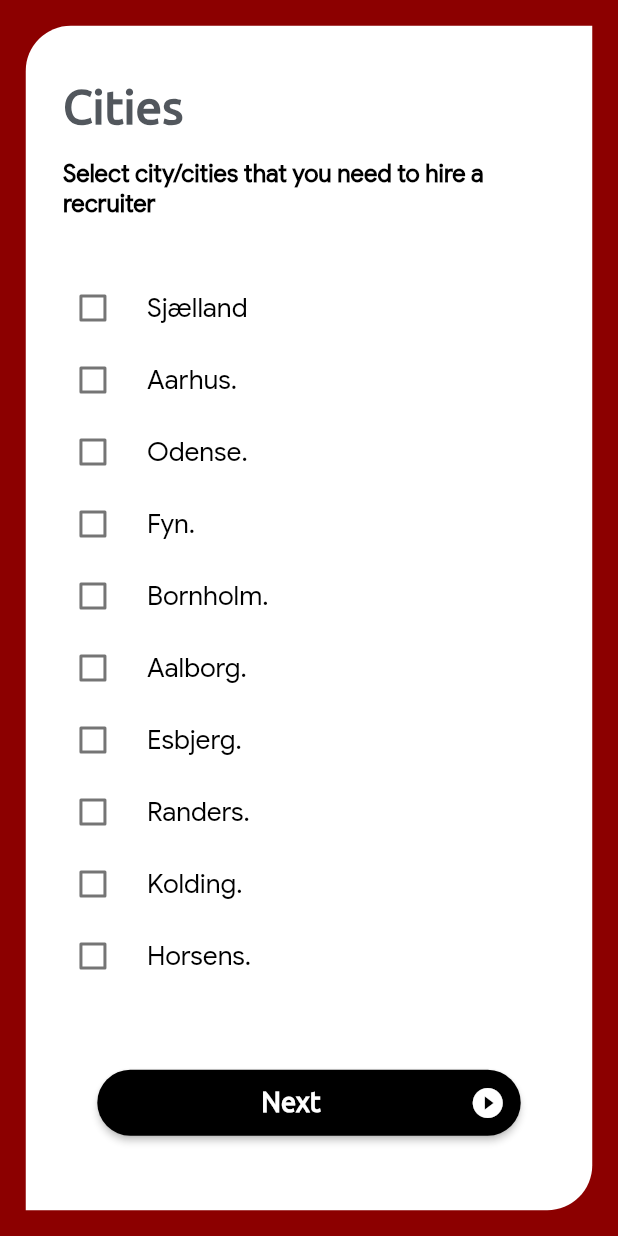
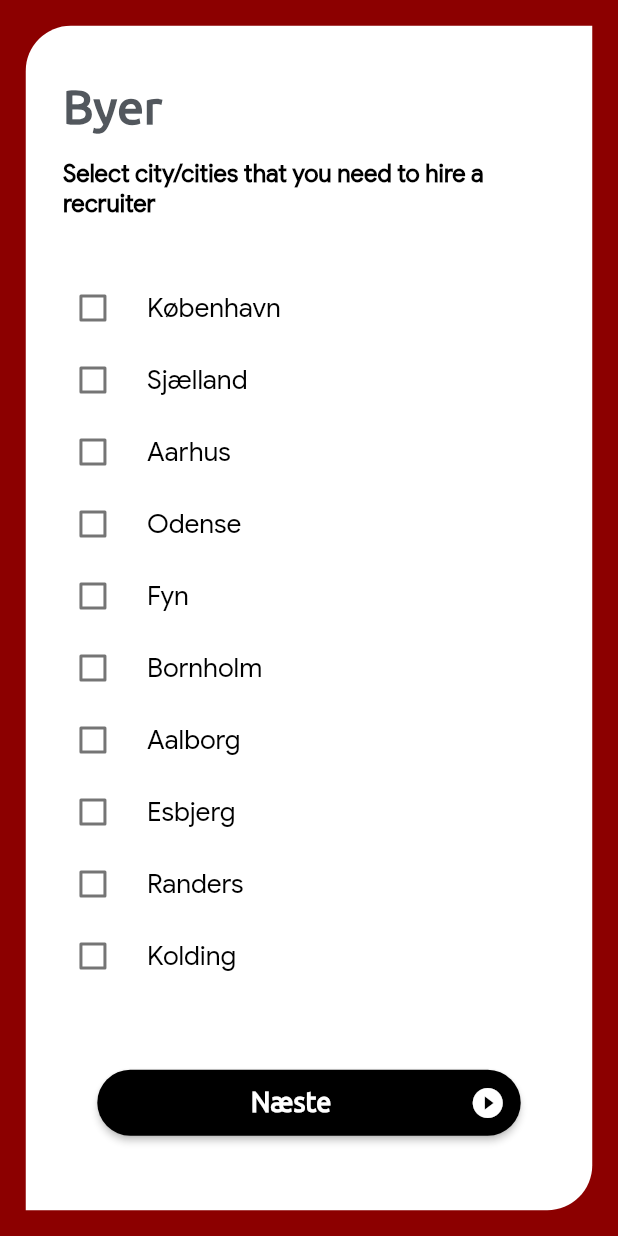
Before and after one commit to dnadawa/Findmee, a Flutter app: the Cities screen opened directly, on a phone screen of 412 x 824 dp. Run offline on Flutter 3.47's test engine with Material 2 defaults, Android fonts, the light colour scheme and no system bars; our stand-ins replace cached_network_image, cloud_firestore, firebase_auth, firebase_core, firebase_storage, flutter_dotenv and 7 more; missing offline and left inert: mailer, onesignal_flutter, simple_fontellico_progress_dialog; accounts and stored records are empty.

Commit message:
Add danish translations

```diff
--- a/lib/data.dart
+++ b/lib/data.dart
@@ -16,22 +16,23 @@ class Data{
     {'category': 'Atu. Kloakarbejde' , 'selected': false},
     {'category': 'Elektriker' , 'selected': false},
     {'category': 'Tømrer' , 'selected': false},
-    {'category': 'arbejdsmand' , 'selected': false},
+    {'category': 'Arbejdsmand' , 'selected': false},
     {'category': 'Maler' , 'selected': false},
   ];
 
 
   final List cities = [
+    {'city': 'København' , 'selected': false},
     {'city': 'Sjælland' , 'selected': false},
-    {'city': 'Aarhus.' , 'selected': false},
-    {'city': 'Odense.' , 'selected': false},
-    {'city': 'Fyn.' , 'selected': false},
-    {'city': 'Bornholm.' , 'selected': false},
-    {'city': 'Aalborg.' , 'selected': false},
-    {'city': 'Esbjerg.' , 'selected': false},
-    {'city': 'Randers.' , 'selected': false},
-    {'city': 'Kolding.' , 'selected': false},
-    {'city': 'Horsens.' , 'selected': false},
+    {'city': 'Aarhus' , 'selected': false},
+    {'city': 'Odense' , 'selected': false},
+    {'city': 'Fyn' , 'selected': false},
+    {'city': 'Bornholm' , 'selected': false},
+    {'city': 'Aalborg' , 'selected': false},
+    {'city': 'Esbjerg' , 'selected': false},
+    {'city': 'Randers' , 'selected': false},
+    {'city': 'Kolding' , 'selected': false},
+    {'city': 'Horsens' , 'selected': false},
   ];
 
   String getDay(String weekday){
--- a/lib/screens/be-a-recruit/approvalRecruit.dart
+++ b/lib/screens/be-a-recruit/approvalRecruit.dart
@@ -62,7 +62,7 @@ class _ApprovalState extends State<Approval> {
                     SizedBox(height: ScreenUtil().setHeight(30),),
                     Align(
                         alignment: Alignment.topLeft,
-                        child: CustomText(text: 'Approval',size: ScreenUtil().setSp(90),align: TextAlign.start,color: Color(0xff52575D))),
+                        child: CustomText(text: 'Godkendelse',size: ScreenUtil().setSp(90),align: TextAlign.start,color: Color(0xff52575D))),
                     SizedBox(height: ScreenUtil().setHeight(150),),
 
                     Container(
@@ -73,7 +73,7 @@ class _ApprovalState extends State<Approval> {
                     SizedBox(height: ScreenUtil().setHeight(100),),
 
                     CustomText(
-                      text: status=='pending'?'Waiting for Approval':status=='ban'?'Your account is banned':'Your account approved',
+                      text: status=='pending'?'Venter på godkendelse':status=='ban'?'Din profil er ikke godkendt.':'Din profil er godkendt.',
                       font: 'ComicSans',
                       size: ScreenUtil().setSp(60),
                       isBold: false,
@@ -83,7 +83,7 @@ class _ApprovalState extends State<Approval> {
                       Padding(
                         padding: EdgeInsets.only(top: ScreenUtil().setHeight(200)),
                         child: Button(
-                          text: 'Create a new account',
+                          text: 'Opret en ny konto',
                           onclick: () async {
                             SharedPreferences prefs = await SharedPreferences.getInstance();
                             prefs.remove('data');
@@ -95,7 +95,7 @@ class _ApprovalState extends State<Approval> {
                       Padding(
                         padding: EdgeInsets.only(top: ScreenUtil().setHeight(200)),
                         child: Button(
-                          text: 'Next',
+                          text: 'Næste',
                           onclick: () async {
                             Navigator.push(
                               context,
--- a/lib/screens/be-a-recruit/offers.dart
+++ b/lib/screens/be-a-recruit/offers.dart
@@ -159,7 +159,7 @@ class _OffersState extends State<Offers> {
                                   absorbing: true,
                                   child: MultiSelectChipField(
                                     title: Text(
-                                      'Category/Categories',
+                                      'Kategori / Kategorier',
                                       style: TextStyle(
                                           color: Colors.white,
                                           fontWeight: FontWeight.bold
@@ -185,7 +185,7 @@ class _OffersState extends State<Offers> {
                                   absorbing: true,
                                   child: MultiSelectChipField(
                                     title: Text(
-                                      'City/Cities',
+                                      'By / Byer',
                                       style: TextStyle(
                                         color: Colors.white,
                                         fontWeight: FontWeight.bold,
@@ -224,7 +224,7 @@ class _OffersState extends State<Offers> {
                                         ),
                                         child: Padding(
                                           padding: EdgeInsets.all(ScreenUtil().setHeight(25)),
-                                          child: CustomText(text: 'Available Working Days & Shifts',color: Colors.white,align: TextAlign.start,size: ScreenUtil().setSp(45),),
+                                          child: CustomText(text: 'Ledige arbejdsdage og tider',color: Colors.white,align: TextAlign.start,size: ScreenUtil().setSp(45),),
                                         ),
                                       ),
 
@@ -267,7 +267,7 @@ class _OffersState extends State<Offers> {
                                                         ),
                                                         child: Padding(
                                                           padding: EdgeInsets.all(ScreenUtil().setHeight(20)),
-                                                          child: CustomText(text: shift=='mor'?'Morning':shift=='eve'?'Evening':'Night',font: 'GoogleSans',isBold: false,size: ScreenUtil().setSp(40),align: TextAlign.start,),
+                                                          child: CustomText(text: shift=='mor'?'Morgen':shift=='eve'?'Eftermiddag':'Nat',font: 'GoogleSans',isBold: false,size: ScreenUtil().setSp(40),align: TextAlign.start,),
                                                         ),
                                                       ),
                                                     ),
--- a/lib/screens/book-a-recruit/categories.dart
+++ b/lib/screens/book-a-recruit/categories.dart
@@ -44,9 +44,9 @@ class _CategoriesState extends State<Categories> {
                 mainAxisAlignment: MainAxisAlignment.center,
                 children: <Widget>[
                   SizedBox(height: ScreenUtil().setHeight(30),),
-                  CustomText(text: 'Categories',size: ScreenUtil().setSp(90),align: TextAlign.start,color: Color(0xff52575D)),
+                  CustomText(text: 'Kategorier',size: ScreenUtil().setSp(90),align: TextAlign.start,color: Color(0xff52575D)),
                   SizedBox(height: ScreenUtil().setHeight(50),),
-                  CustomText(text: 'Select category/categories that you need to hire a recruiter',size: ScreenUtil().setSp(45),align: TextAlign.start,font: 'GoogleSans',),
+                  CustomText(text: 'Vælg kategorier, du har brug for for at ansætte en vikar:',size: ScreenUtil().setSp(45),align: TextAlign.start,font: 'GoogleSans',),
                   SizedBox(height: ScreenUtil().setHeight(100),),
 
                   Expanded(
@@ -74,7 +74,7 @@ class _CategoriesState extends State<Categories> {
 
                   Padding(
                     padding: EdgeInsets.all(ScreenUtil().setWidth(60)),
-                    child: Button(text: 'Next',onclick: () async {
+                    child: Button(text: 'Næste',onclick: () async {
                       SharedPreferences prefs = await SharedPreferences.getInstance();
 
                       List<String> selectedCategories = [];
--- a/lib/screens/book-a-recruit/cities.dart
+++ b/lib/screens/book-a-recruit/cities.dart
@@ -44,7 +44,7 @@ class _CitiesState extends State<Cities> {
                 mainAxisAlignment: MainAxisAlignment.center,
                 children: <Widget>[
                   SizedBox(height: ScreenUtil().setHeight(30),),
-                  CustomText(text: 'Cities',size: ScreenUtil().setSp(90),align: TextAlign.start,color: Color(0xff52575D)),
+                  CustomText(text: 'Byer',size: ScreenUtil().setSp(90),align: TextAlign.start,color: Color(0xff52575D)),
                   SizedBox(height: ScreenUtil().setHeight(50),),
                   CustomText(text: 'Select city/cities that you need to hire a recruiter',size: ScreenUtil().setSp(45),align: TextAlign.start,font: 'GoogleSans',),
                   SizedBox(height: ScreenUtil().setHeight(100),),
@@ -74,7 +74,7 @@ class _CitiesState extends State<Cities> {
 
                   Padding(
                     padding: EdgeInsets.all(ScreenUtil().setWidth(60)),
-                    child: Button(text: 'Next',onclick: () async {
+                    child: Button(text: 'Næste',onclick: () async {
                       SharedPreferences prefs = await SharedPreferences.getInstance();
                       List<String> selectedCities = [];
                       for(int i=0;i<cities.length;i++){
--- a/lib/screens/book-a-recruit/profiles.dart
+++ b/lib/screens/book-a-recruit/profiles.dart
@@ -142,7 +142,7 @@ class _ProfilesState extends State<Profiles> {
                                       SizedBox(
                                         height: ScreenUtil().setHeight(90),
                                         child: Button(
-                                          text: 'View my profile',
+                                          text: 'Se min profil',
                                           image: 'viewProfile.png',
                                           padding: 2,
                                           textSize: ScreenUtil().setSp(40),
--- a/lib/screens/welcome.dart
+++ b/lib/screens/welcome.dart
@@ -40,7 +40,7 @@ class Welcome extends StatelessWidget {
                         CupertinoPageRoute(builder: (context) => StepperPage()),
                       );
                     },
-                    text: 'Book a recruit',
+                    text: 'Book vikar',
                     borderRadius: 20,
                     textSize: ScreenUtil().setSp(60),
                     color: Colors.white,
@@ -60,7 +60,7 @@ class Welcome extends StatelessWidget {
                       CupertinoPageRoute(builder: (context) => RecruitStepperPage()),
                     );
                   },
-                  text: 'Be a recruit',
+                  text: 'Bliv vikar',
                   borderRadius: 20,
                   textSize: ScreenUtil().setSp(60),
                   color: Colors.white,
--- a/lib/widgets/buttons.dart
+++ b/lib/widgets/buttons.dart
@@ -31,9 +31,9 @@ class Button extends StatelessWidget {
             padding: EdgeInsets.all(padding),
           ),
           child: Row(
-            mainAxisAlignment: text=='Next'?MainAxisAlignment.spaceBetween:MainAxisAlignment.center,
+            mainAxisAlignment: text=='Næste'?MainAxisAlignment.spaceBetween:MainAxisAlignment.center,
             children: [
-              if(text=='Next')
+              if(text=='Næste')
                 SizedBox.shrink(),
               if(image!=null)
               SizedBox(
@@ -44,7 +44,7 @@ class Button extends StatelessWidget {
               if(image!=null)
                 SizedBox(width: ScreenUtil().setWidth(30),),
               CustomText(text: text,size: textSize,color: textColor,),
-              if(text=='Next')
+              if(text=='Næste')
                 Icon(Icons.play_circle_fill)
             ],
           ),
```
Also changed, not shown: lib/pop-ups/profile-pop-up.dart (+8 -8 lines), lib/pop-ups/recieved-pop-up.dart (+8 -2 lines), lib/screens/be-a-recruit/datesRecruit.dart (+14 -14 lines), lib/screens/be-a-recruit/loginRecruit.dart (+4 -4 lines), lib/screens/be-a-recruit/photosRecruit.dart (+6 -6 lines), lib/screens/be-a-recruit/registerRecruit.dart (+8 -8 lines), lib/screens/book-a-recruit/dates.dart (+6 -6 lines), lib/screens/book-a-recruit/log-in.dart (+4 -4 lines), lib/screens/book-a-recruit/sign-up.dart (+9 -9 lines).
